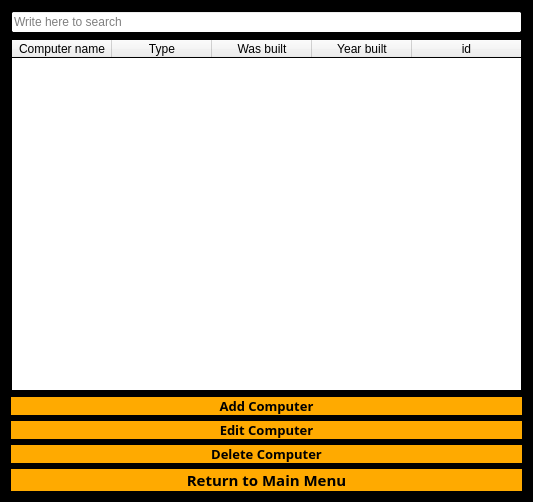
First picture: the form in computerwindow.ui, repository stefanv15/verklegtNamskeid_skil3, before the edit.
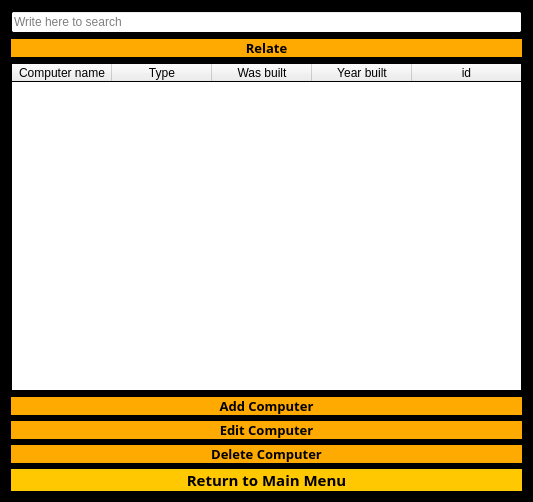
Second picture: the form after the edit.

Commit message: relate takki, relation gluggi

Diff of the .ui file:
```diff
--- a/computerwindow.ui
+++ b/computerwindow.ui
@@ -85,6 +85,29 @@
      </property>
     </widget>
    </item>
+   <item>
+    <widget class="QPushButton" name="button_computer_relation">
+     <property name="font">
+      <font>
+       <family>Rockwell</family>
+       <pointsize>10</pointsize>
+       <weight>75</weight>
+       <italic>false</italic>
+       <bold>true</bold>
+      </font>
+     </property>
+     <property name="styleSheet">
+      <string notr="true">QPushButton
+{
+	color: black;
+	background-color: rgba(255, 170, 0); border: none;
+}</string>
+     </property>
+     <property name="text">
+      <string>Relate</string>
+     </property>
+    </widget>
+   </item>
    <item>
     <widget class="QTableWidget" name="tableWidget">
      <property name="minimumSize">
@@ -297,7 +320,7 @@
       <string notr="true">QPushButton
 {
 	color: black;
-	background-color: rgba(255, 170, 0); border: none;
+	background-color: rgba(255, 200, 0); border: none;
 }</string>
      </property>
      <property name="text">
```
The commit also changes 26 other files.
